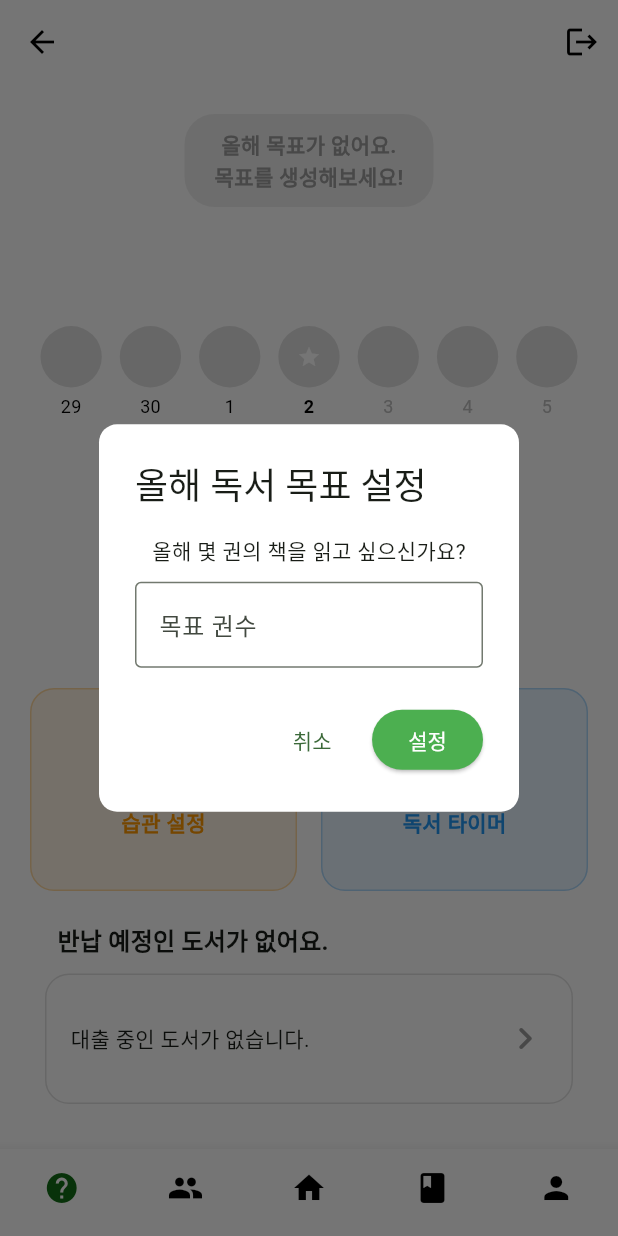
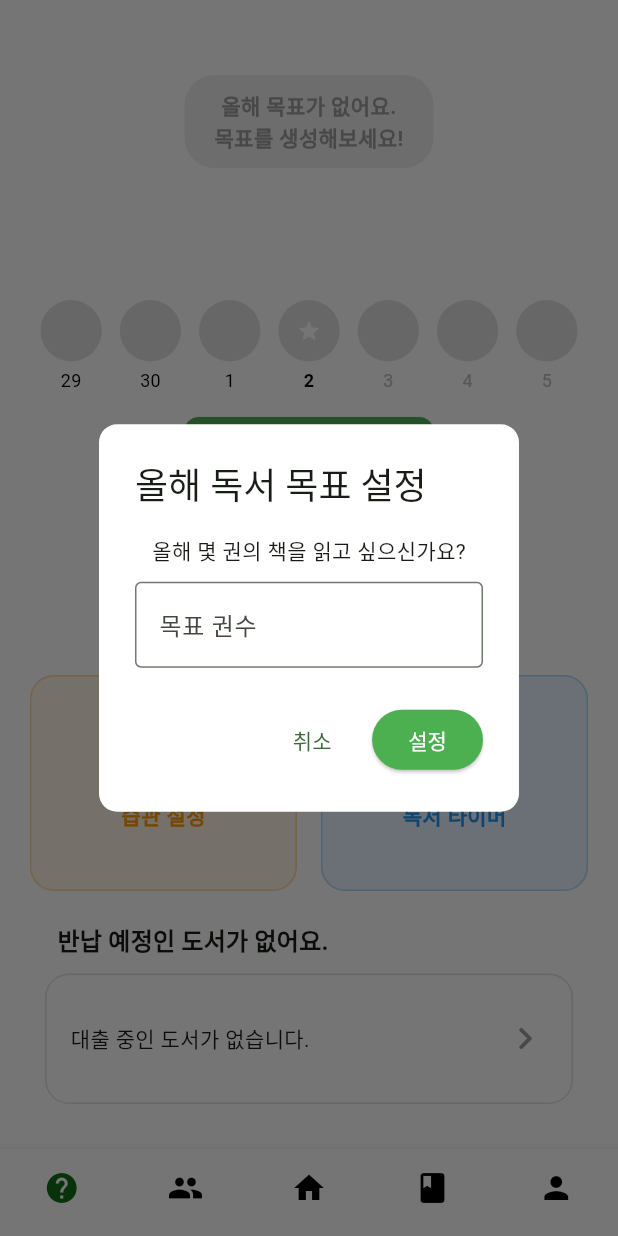
Before and after one commit to book2002/book-FE, a Flutter app: the MyHomePage screen opened directly, after a tap on an icon or button, on a phone screen of 412 x 824 dp. Run offline on Flutter 3.47's test engine with Material 3 defaults, Android fonts, the phone set to English and light mode, and no system bars; our stand-ins replace flutter_secure_storage, font_awesome_flutter, image_picker, table_calendar; missing offline and left inert: flutter_inappwebview; accounts and stored records are empty; network calls fail.

Commit message:
refactor: 앱바 삭제

```diff
--- a/lib/main.dart
+++ b/lib/main.dart
@@ -177,66 +177,14 @@ class _MyHomePageState extends State<MyHomePage> {
     _authService.checkLoginStatus();
   }
 
-  void _goToLoginPage() async {
-    // 로그인 페이지 이동
-    Navigator.push(context, MaterialPageRoute(builder: (context)=>const LoginPage()));
-  }
-
-  void _logout() {
-    _authService.logout();    // 로그아웃 시 AuthGate에 의해 자동으로 LoginPage로 전환
-    // //로그아웃 시, 탭 인덱스를 '홈' (index 2)으로 강제 이동
-    // setState(() {
-    //   _selectedIndex = 2;
-    // });
-  }
-
   @override
   Widget build(BuildContext context) {
     return Scaffold(
       backgroundColor: const Color.fromARGB(255, 255, 255, 255), //배경색 지정
-      appBar: AppBar(
-        backgroundColor: Colors.white,
-        title: Text(widget.title),
-        actions: [
-          // ValuListenableBuilder로 AuthService의 Notifier 구독
-          // ValueListenableBuilder(
-          //   valueListenable: _authService.isLoggedInNotifier,
-          //   builder: (context, isLoggedIn, child) {
-          //     //isLoggedIn 에 따라 ui 분기
-          //     if (isLoggedIn) {   // 로그인 상태
-          //       return IconButton(
-          //         icon: const Icon(Icons.account_circle,),
-          //         onPressed: _logout,
-          //       );
-          //     } else {            // 로그아웃 상태
-          //       return Container(
-          //         margin: const EdgeInsets.only(right: 12, top: 6, bottom: 6),
-          //         child: TextButton(
-          //           style: TextButton.styleFrom(
-          //             side: const BorderSide(color: Color.fromARGB(255, 190, 190, 190), width: 1),
-          //             shape: RoundedRectangleBorder(
-          //               borderRadius: BorderRadius.circular(8),     //둥근 모서리
-          //             ),
-          //             padding: const EdgeInsets.symmetric(horizontal: 16, vertical: 8),  //안쪽 여백 설정
-          //           ),
-          //           onPressed: _goToLoginPage,
-          //           child: const Text(
-          //             "로그인",
-          //             style: TextStyle(color: Color.fromARGB(255, 110, 110, 110)),
-          //           ),
-          //         ),
-          //       );
-          //     }
-          //   }
-          // )
-          IconButton(
-            icon: const Icon(Icons.logout), // 로그아웃 아이콘으로 변경
-            onPressed: _logout,
-          ),
-        ],
-      ),
+
       //메인 화면 내용
-      body: Center(
+      body: SafeArea(
+        child: Center(
           child: IndexedStack(
             index: _selectedIndex,
             children: [
@@ -246,6 +194,7 @@ class _MyHomePageState extends State<MyHomePage> {
               BooklistScreen(),
               ProfileScreen()
             ],
+          ),
         ),
       ),
 
--- a/lib/screens/helper_screen.dart
+++ b/lib/screens/helper_screen.dart
@@ -137,6 +137,7 @@ class _HelperScreenState extends State<HelperScreen> {
         child: Column(
           crossAxisAlignment: CrossAxisAlignment.start,
           children: [
+            SizedBox(height: 30,),
             Center(
               child: _isLoading
                 ? const CircularProgressIndicator()
```
Lines whose indentation alone changed are shown as unchanged.
